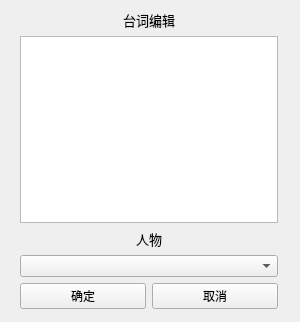
This is src/ui/dialogEdit.ui in MRSlouzk/Renpy-editor as Qt 5 draws it before an edit. The edited form follows.
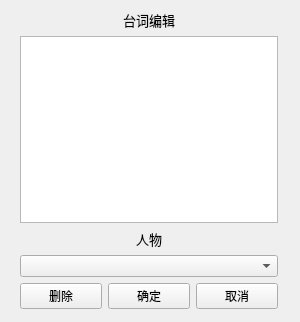
This is the edited form.

```diff
--- a/src/ui/dialogEdit.ui
+++ b/src/ui/dialogEdit.ui
@@ -61,6 +61,13 @@
     </item>
     <item>
      <layout class="QHBoxLayout" name="horizontalLayout">
+      <item>
+       <widget class="QPushButton" name="btnDelete">
+        <property name="text">
+         <string>删除</string>
+        </property>
+       </widget>
+      </item>
       <item>
        <widget class="QPushButton" name="btnDefine">
         <property name="text">
```
Left out of the diff: 6 changed lines with no effect on the pictures.
